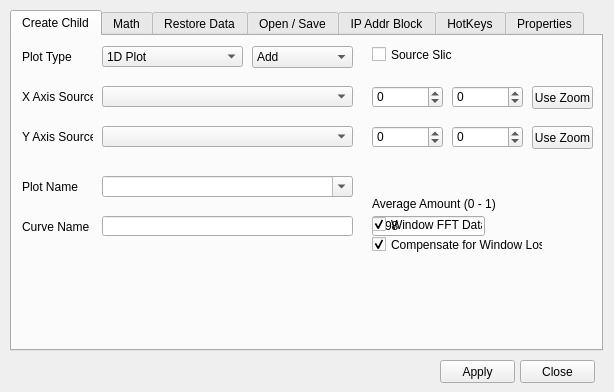
Qt form curveproperties.ui (d-wizard/plotter) before a commit.
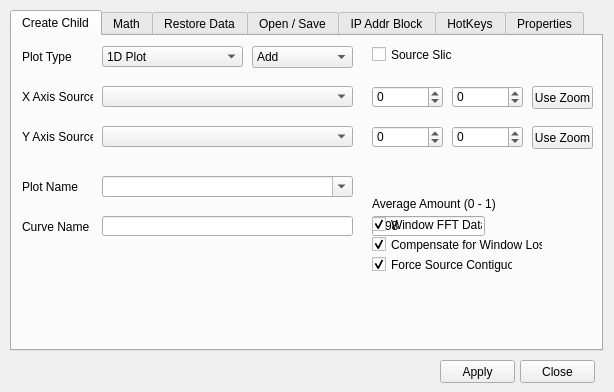
The same form after that commit.

Commit message:
Add forceContiguousParentPoints from creation of a Child Curve (via 'curveproperties') to implementation of the Child Curve (via 'ChildCurves').
Original Commit Rev: 2602 | 2019-04-13 20:29:30 -0500 (Sat, 13 Apr 2019)

The edit to the form file:
```diff
--- a/curveproperties.ui
+++ b/curveproperties.ui
@@ -409,6 +409,22 @@
       <bool>true</bool>
      </property>
     </widget>
+    <widget class="QCheckBox" name="chkFftSrcContiguous">
+     <property name="geometry">
+      <rect>
+       <x>360</x>
+       <y>220</y>
+       <width>141</width>
+       <height>17</height>
+      </rect>
+     </property>
+     <property name="text">
+      <string>Force Source Contiguous</string>
+     </property>
+     <property name="checked">
+      <bool>true</bool>
+     </property>
+    </widget>
    </widget>
    <widget class="QWidget" name="tabCurveMath">
     <attribute name="title">
```
The commit also changes 5 other files.
